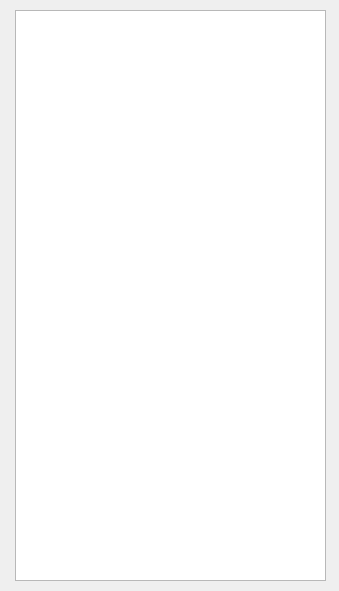
Old version of the form UI/college_list.ui in the repository Schenk75/college-cubing.
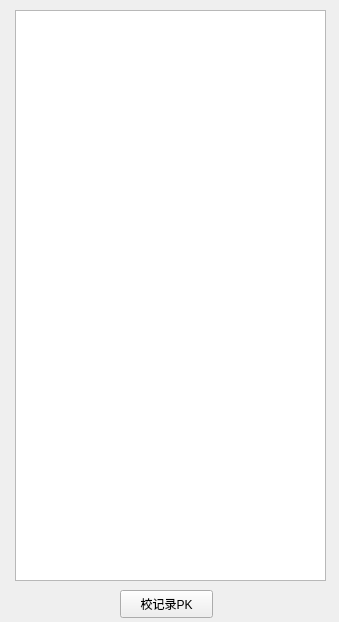
New version of the form.

Commit message: 添加校记录PK和校记录导出CSV

The edit to the form file:
```diff
--- a/UI/college_list.ui
+++ b/UI/college_list.ui
@@ -7,7 +7,7 @@
     <x>0</x>
     <y>0</y>
     <width>339</width>
-    <height>591</height>
+    <height>622</height>
    </rect>
   </property>
   <property name="windowTitle">
@@ -24,6 +24,19 @@
      </rect>
     </property>
    </widget>
+   <widget class="QPushButton" name="pushButton">
+    <property name="geometry">
+     <rect>
+      <x>120</x>
+      <y>590</y>
+      <width>93</width>
+      <height>28</height>
+     </rect>
+    </property>
+    <property name="text">
+     <string>校记录PK</string>
+    </property>
+   </widget>
   </widget>
  </widget>
  <resources/>
```
The commit also changes 13 other files.
